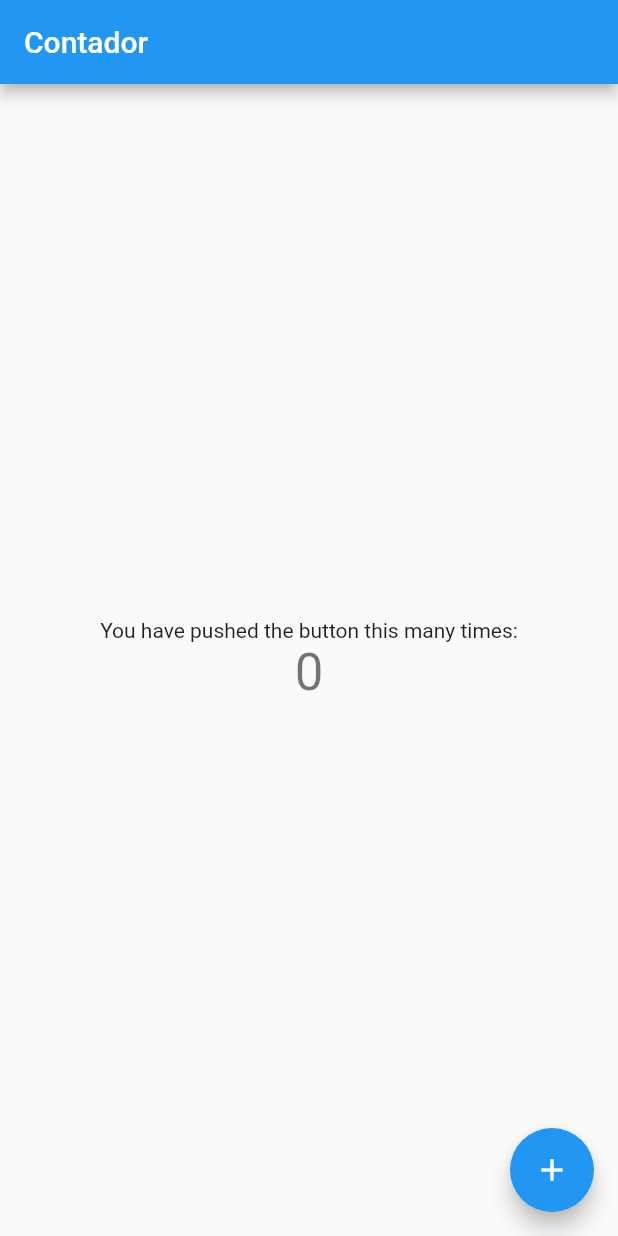
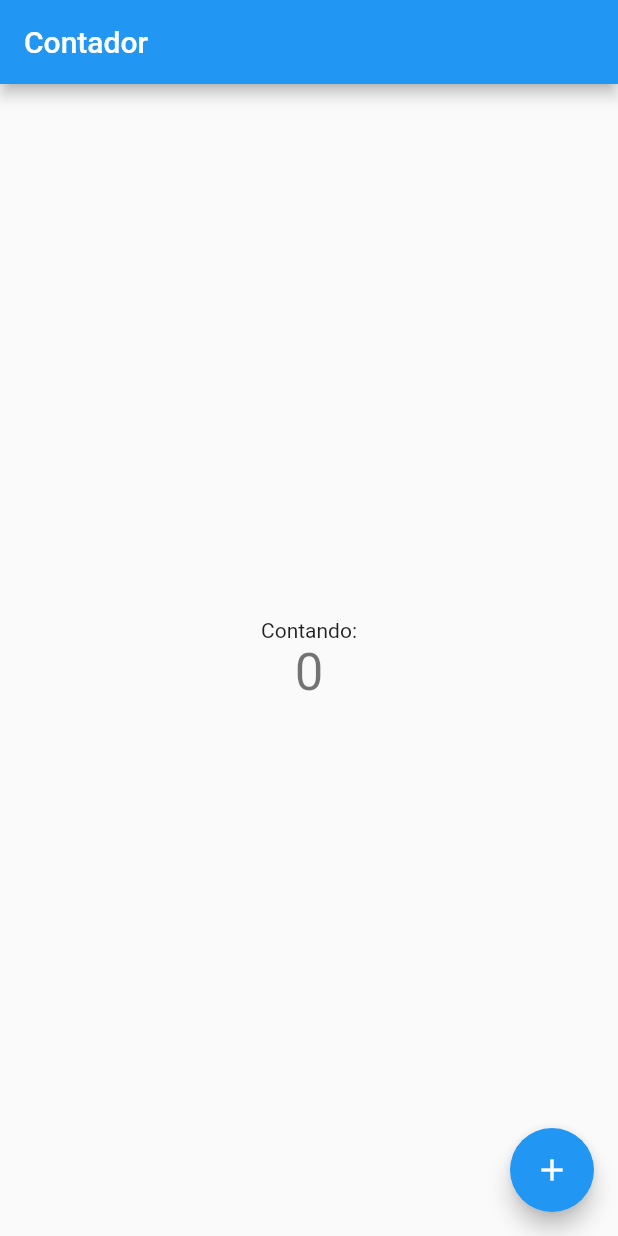
Before and after one commit to J3553V1C3NT1/Teste, a Flutter app: the screen it shows after launch, on a phone screen of 412 x 824 dp. Run offline on Flutter 3.47's test engine with Material 2 defaults, Android fonts, the phone set to English and light mode, and no system bars.

Commit message:
Traduzi algumas palavras

```diff
--- a/testeflutter/lib/main.dart
+++ b/testeflutter/lib/main.dart
@@ -49,7 +49,7 @@ class _MyHomePageState extends State<MyHomePage> {
           mainAxisAlignment: MainAxisAlignment.center,
           children: <Widget>[
             const Text(
-              'You have pushed the button this many times:',
+              'Contando:',
             ),
             Text(
               '$_counter',
@@ -60,7 +60,7 @@ class _MyHomePageState extends State<MyHomePage> {
       ),
       floatingActionButton: FloatingActionButton(
         onPressed: _incrementCounter,
-        tooltip: 'Increment',
+        tooltip: 'Incrementar',
         child: const Icon(Icons.add),
       ),
     );
```
